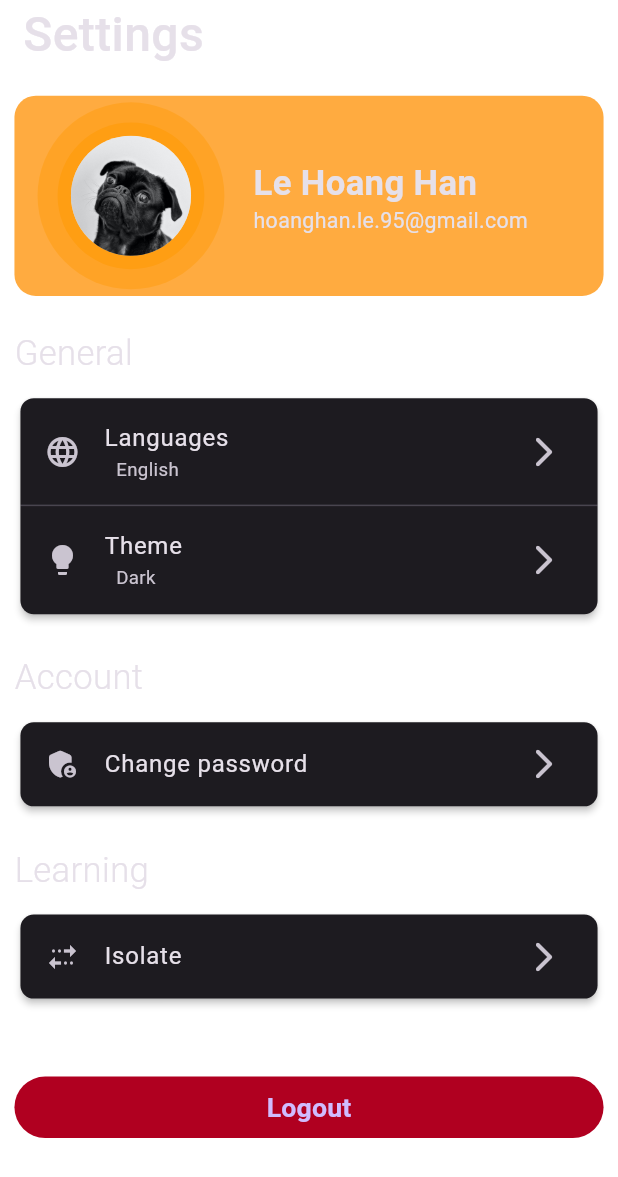
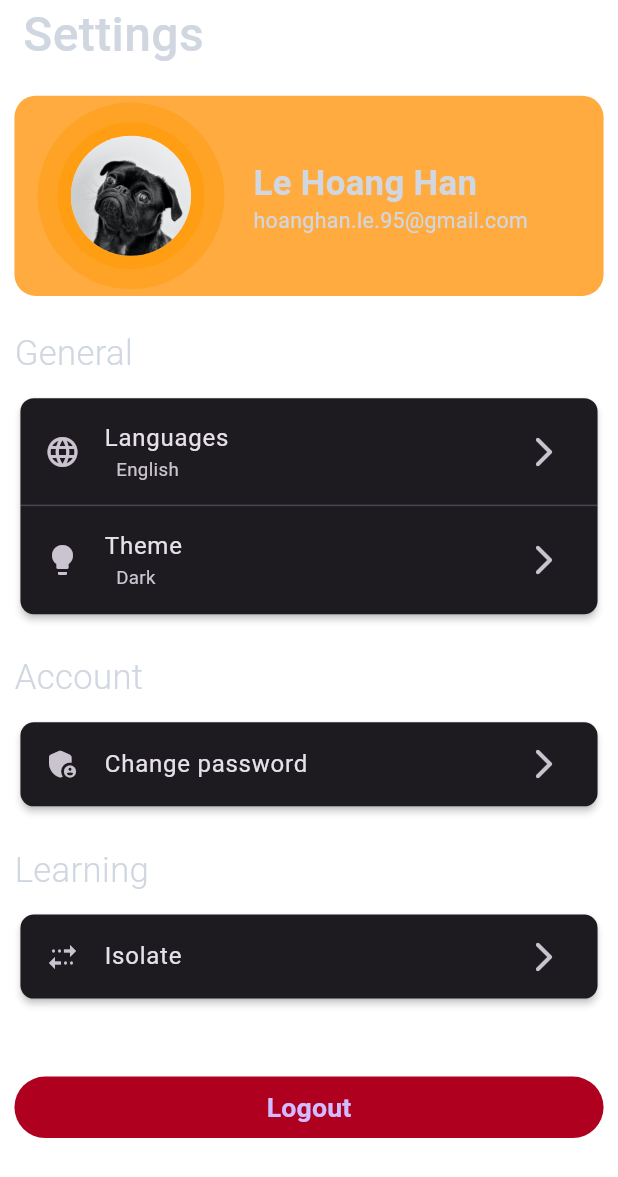
Before and after one commit to LHHan/base_project, a Flutter app: the screen it shows after launch, after a tap on "Theme", on a phone screen of 412 x 824 dp. Shown: the top 1177 px of the screen. Run offline on Flutter 3.47's test engine with Material 3 defaults, Android fonts, the phone set to English and light mode, and no system bars; our stand-ins replace dio, flutter_native_splash, flutter_screenutil, flutter_svg, get, get_storage and 3 more; Roboto replaces fonts that are missing (Gruppo); statements that could not run were skipped.

Commit message:
[Mod] Update google fonts

```diff
--- a/lib/app/core/utils/app_colors.dart
+++ b/lib/app/core/utils/app_colors.dart
@@ -13,4 +13,22 @@ class AppColors {
   Color colorSecondary = const Color(0xFF03DAC6);
   Color colorError = const Color(0xFFB00020);
   Color colorBackground = const Color(0xFFFDFBF3);
+
+  Color textColor = const Color(0xFFD0D7E1);
+  Color hintColor = const Color(0xFF717578);
+  Color backgroundColor = const Color(0xff343941);
+  Color cardColor = const Color(0xff4D565F);
+  Color trackColor = const Color(0xff2C3037);
+  Color selectedColor = const Color(0xffE3D0B2);
+
+  List<Color> cardColors = [
+    const Color(0xff60656D),
+    const Color(0xff4D565F),
+    const Color(0xff464D57),
+  ];
+  List<Color> dimmedLightColors = [
+    const Color(0xff505863),
+    const Color(0xff424a53),
+    const Color(0xff343941),
+  ];
 }
--- a/lib/app/core/utils/app_theme.dart
+++ b/lib/app/core/utils/app_theme.dart
@@ -1,4 +1,5 @@
 import 'package:flutter/material.dart';
+import 'package:google_fonts/google_fonts.dart';
 
 import 'app_asset.dart';
 import 'app_colors.dart';
@@ -33,5 +34,74 @@ class AppTheme {
   ThemeData dark = ThemeData(
     brightness: Brightness.dark,
     fontFamily: AppAssets().fontRoboto,
+    textTheme: TextTheme(
+      bodyLarge: GoogleFonts.gruppo(
+        fontSize: 16,
+        fontWeight: FontWeight.w800,
+        color: AppColors().textColor,
+      ),
+      bodyMedium: GoogleFonts.gruppo(
+        fontSize: 14,
+        fontWeight: FontWeight.w800,
+        color: AppColors().textColor,
+      ),
+      bodySmall: GoogleFonts.montserrat(
+        fontSize: 10,
+        fontWeight: FontWeight.w400,
+        color: AppColors().textColor,
+      ),
+      displayLarge: GoogleFonts.buda(
+        fontSize: 70,
+        color: AppColors().textColor,
+      ),
+      displayMedium: GoogleFonts.buda(
+        fontSize: 50,
+        color: AppColors().textColor,
+      ),
+      displaySmall: GoogleFonts.buda(
+        fontSize: 40,
+        color: AppColors().textColor,
+      ),
+    ),
+
+    // you can custom something here (pageTransitionsTheme, buttonTheme, textTheme,..)
+    appBarTheme: const AppBarTheme(
+      elevation: 0,
+      backgroundColor: Colors.transparent,
+    ),
+    iconTheme: IconThemeData(color: AppColors().textColor),
+    textButtonTheme: TextButtonThemeData(
+      style: TextButton.styleFrom(
+        foregroundColor: Colors.white,
+        shape: const StadiumBorder(),
+        textStyle: GoogleFonts.montserrat(
+          fontSize: 12,
+          fontWeight: FontWeight.w800,
+        ),
+      ),
+    ),
+    sliderTheme: SliderThemeData(
+      activeTrackColor: AppColors().selectedColor,
+      inactiveTrackColor: AppColors().trackColor,
+      thumbColor: AppColors().selectedColor,
+      trackHeight: 2,
+    ),
+    bottomNavigationBarTheme: BottomNavigationBarThemeData(
+      backgroundColor: Colors.transparent,
+      elevation: 0,
+      selectedIconTheme: const IconThemeData(size: 40),
+      unselectedIconTheme: const IconThemeData(size: 40),
+      selectedItemColor: AppColors().hintColor,
+      unselectedItemColor: AppColors().hintColor,
+      selectedLabelStyle: GoogleFonts.montserrat(
+        fontSize: 12,
+        fontWeight: FontWeight.w700,
+      ),
+      unselectedLabelStyle: GoogleFonts.montserrat(
+        fontSize: 12,
+        fontWeight: FontWeight.w700,
+      ),
+    ),
+    scaffoldBackgroundColor: AppColors().backgroundColor,
   );
 }
--- a/pubspec.yaml
+++ b/pubspec.yaml
@@ -17,6 +17,7 @@ dependencies:
   flutter_native_splash: ^2.4.4
   dio: ^5.8.0+1
   pretty_dio_logger: ^1.4.0
+  google_fonts: ^6.2.1
   flutter:
     sdk: flutter
 
```
Also changed, not shown: lib/app/widgets/w_parallax_image.dart (added, +51 -0 lines), pubspec.lock.
